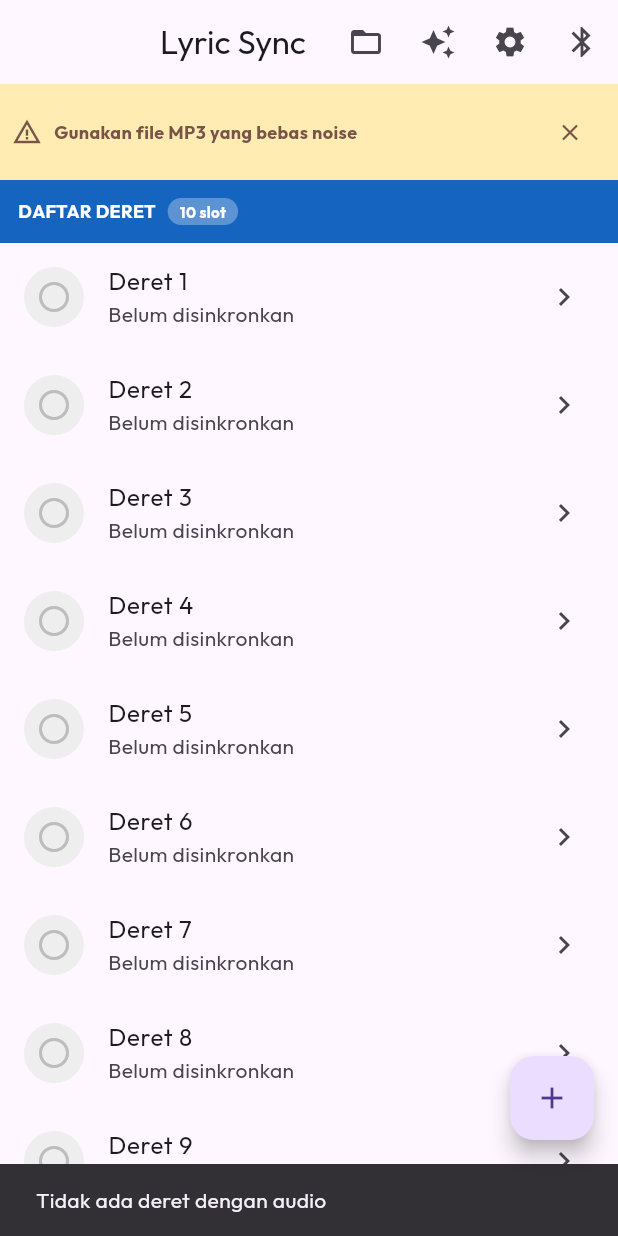
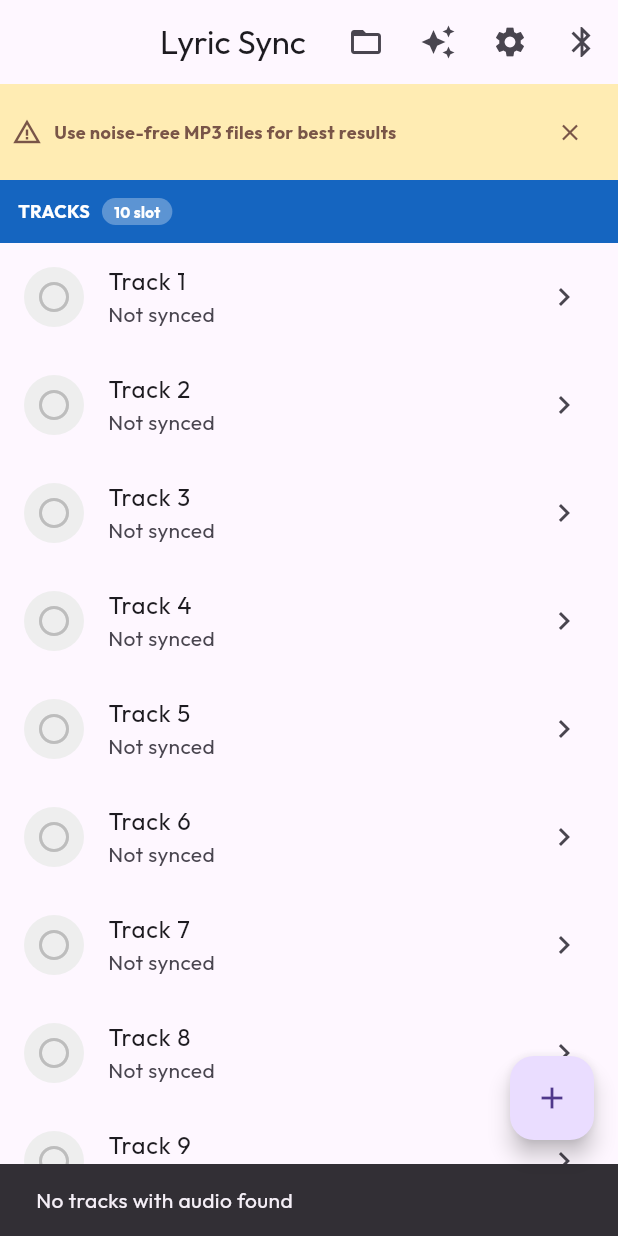
Before and after one commit to rivaldisinkoprima/ESP32S3lirik2, a Flutter app: the screen it shows after launch, after a tap on the "auto awesome" icon, on a phone screen of 412 x 824 dp. Run offline on Flutter 3.47's test engine with Material 3 defaults, Android fonts, the light colour scheme and no system bars; our stand-ins replace file_picker, flutter_blue_plus, google_fonts, loading_animation_widget, shared_preferences; missing offline and left inert: audio_waveforms.

Commit message:
english consitency

```diff
--- a/flutter/lib/main.dart
+++ b/flutter/lib/main.dart
@@ -1,16 +1,9 @@
 // Main Entry Point
 //
 // App: Lirik Sync V2
-// Function: Aplikasi Android untuk sinkronisasi data lirik ke ESP32-S3
-// Features:
-// - Workspace: Kelola 10 slot deret
-// - Audio Spike Detection: Deteksi timing dari waveform
-// - BLE Sync: Kirim data ke ESP32 via Bluetooth
-// - Settings: Offset delay kompensasi DFPlayer
-// - Permission check on startup
 //
 // Routes:
-// - '/': HomeScreen (Workspace)
+// - '/': HomeScreen
 // - '/settings': SettingsScreen
 // - '/sync': BleSyncScreen
 
@@ -45,7 +38,7 @@ class LirikSyncApp extends StatefulWidget {
 
 class _LirikSyncAppState extends State<LirikSyncApp> {
   bool _initialized = false;
-  String _initStatus = 'Memeriksa Bluetooth...';
+  String _initStatus = 'Checking Bluetooth...';
   List<String> _permissionStatus = [];
 
   @override
@@ -56,7 +49,7 @@ class _LirikSyncAppState extends State<LirikSyncApp> {
 
   Future<void> _initialize() async {
     try {
-      setState(() => _initStatus = 'Memeriksa Bluetooth...');
+      setState(() => _initStatus = 'Checking Bluetooth...');
       final btAdapterState = await FlutterBluePlus.adapterState.first;
       final btOn = btAdapterState == BluetoothAdapterState.on;
       _permissionStatus.add('Bluetooth: ${btOn ? "ON" : "OFF"}');
@@ -90,11 +83,11 @@ class _LirikSyncAppState extends State<LirikSyncApp> {
           children: [
             Icon(Icons.bluetooth_disabled, color: Colors.red),
             SizedBox(width: 8),
-            Expanded(child: Text('Bluetooth Mati')),
+            Expanded(child: Text('Bluetooth Off')),
           ],
         ),
         content: const Text(
-          'Bluetooth perlu dinyalakan untuk menggunakan fitur sync ke perangkat ESP32.',
+          'Bluetooth needs to be turned on to sync with ESP32 device.',
         ),
         actions: [
           TextButton(
@@ -104,11 +97,11 @@ class _LirikSyncAppState extends State<LirikSyncApp> {
               } catch (e) {}
               Navigator.of(ctx).pop();
             },
-            child: const Text('Nyalakan'),
+            child: const Text('Turn On'),
           ),
           TextButton(
             onPressed: () => Navigator.of(ctx).pop(),
-            child: const Text('Nanti saja'),
+            child: const Text('Later'),
           ),
         ],
       ),
--- a/flutter/lib/screens/ble_sync_screen.dart
+++ b/flutter/lib/screens/ble_sync_screen.dart
@@ -1,11 +1,4 @@
 // BLE Sync Screen
-//
-// Fungsi:
-// - Scan device BLE "Lirik S3"
-// - Connect dengan PIN (123456)
-// - Sync All: Kirim semua data deret ke ESP32 via BLE
-// - Factory Reset: Reset ESP32 ke default
-// - Disconnect: Putus koneksi BLE
 //
 // Routes: '/sync'
 
@@ -58,12 +51,12 @@ class _BleSyncScreenState extends State<BleSyncScreen> {
             ),
             const SizedBox(height: 16),
             Text(
-              'Tidak ada perangkat ditemukan',
+              'No devices found',
               style: TextStyle(fontSize: 16, color: Colors.grey.shade600),
             ),
             const SizedBox(height: 8),
             Text(
-              'Tap tombol scan untuk mencari',
+              'Tap scan button to search',
               style: TextStyle(fontSize: 14, color: Colors.grey.shade500),
             ),
           ],
@@ -78,7 +71,7 @@ class _BleSyncScreenState extends State<BleSyncScreen> {
           children: [
             CircularProgressIndicator(),
             SizedBox(height: 16),
-            Text('Mencari perangkat BLE...'),
+            Text('Searching for BLE devices...'),
           ],
         ),
       );
@@ -238,7 +231,7 @@ class _BleSyncScreenState extends State<BleSyncScreen> {
                 borderRadius: BorderRadius.circular(8),
               ),
               child: Text(
-                '$syncedDerets deret siap, $totalWords kata',
+                '$syncedDerets tracks ready, $totalWords words',
                 style: TextStyle(fontSize: 13, color: Colors.blue.shade800),
               ),
             ),
@@ -297,10 +290,10 @@ class _BleSyncScreenState extends State<BleSyncScreen> {
         children: [
           _buildStatusHeader(ble),
           if (!ble.isConnected) ...[
-            _buildSectionHeader('PILIH PERANGKAT'),
+            _buildSectionHeader('SELECT DEVICE'),
             Expanded(child: _buildDeviceList(ble)),
           ] else ...[
-            _buildSectionHeader('TERHUBUNG'),
+            _buildSectionHeader('CONNECTED'),
             Expanded(child: _buildConnectedContent(ble, workspace)),
           ],
         ],
@@ -381,7 +374,7 @@ class _BleSyncScreenState extends State<BleSyncScreen> {
                 TextButton(
                   onPressed: () async {
                     if (pin.length != 6 || !RegExp(r'^\d{6}$').hasMatch(pin)) {
-                      pinError = 'PIN harus 6 digit angka';
+                      pinError = 'PIN must be 6 digits';
                       setDialogState(() {});
                       return;
                     }
@@ -433,7 +426,7 @@ class _BleSyncScreenState extends State<BleSyncScreen> {
               .take(i + 1)
               .fold<int>(0, (sum, d) => sum + d.words.length);
           _syncProgress = (i + 1) / syncedDerets.length * 0.8;
-          _syncStatus = 'Syncing Deret ${syncedDerets[i].slotNumber}...';
+          _syncStatus = 'Syncing Track ${syncedDerets[i].slotNumber}...';
         });
         await Future.delayed(const Duration(milliseconds: 100));
       }
@@ -447,7 +440,7 @@ class _BleSyncScreenState extends State<BleSyncScreen> {
 
       setState(() {
         _syncProgress = 1.0;
-        _syncStatus = 'Selesai!';
+        _syncStatus = 'Done!';
       });
 
       await Future.delayed(const Duration(milliseconds: 500));
@@ -455,7 +448,7 @@ class _BleSyncScreenState extends State<BleSyncScreen> {
       scaffoldMessenger.showSnackBar(
         SnackBar(
           content: Text(
-            'Sync berhasil! $_syncedDerets deret, $_syncedWords kata terkirim.',
+            'Sync successful! $_syncedDerets tracks, $_syncedWords words sent.',
           ),
           backgroundColor: Colors.green,
         ),
--- a/flutter/lib/screens/deret_editor_screen.dart
+++ b/flutter/lib/screens/deret_editor_screen.dart
@@ -1,14 +1,6 @@
-// Deret Editor Screen
+// Track Editor Screen
 //
-// Fungsi:
-// - Pilih file MP3 audio
-// - Auto-Detect Spikes: Deteksi timing kata dari waveform
-// - Edit kata (maks 8 karakter) dan timestamp
-// - Preview: Play audio dari timestamp tertentu
-// - Visual: Progress bar dengan marker kata dan auto-scroll
-// - Simpan ke workspace
-//
-// Routes: Via Navigator.push dari HomeScreen
+// Routes: Via Navigator.push from HomeScreen
 
 import 'dart:async';
 import 'dart:convert';
@@ -301,7 +293,7 @@ class _DeretEditorScreenState extends State<DeretEditorScreen> {
                   const SizedBox(height: 16),
                   TextButton(
                     onPressed: () => Navigator.of(dialogContext).pop(),
-                    child: const Text('Batal'),
+                    child: const Text('Cancel'),
                   ),
                 ],
               ),
@@ -312,7 +304,7 @@ class _DeretEditorScreenState extends State<DeretEditorScreen> {
     );
 
     try {
-      loadingMessage = 'Memproses...';
+      loadingMessage = 'Processing...';
       if (mounted) setState(() {});
       debugPrint('[AUTO_DETECT] Step 3: Getting duration...');
 
@@ -697,7 +689,7 @@ class _DeretEditorScreenState extends State<DeretEditorScreen> {
 
     ScaffoldMessenger.of(context).showSnackBar(
       SnackBar(
-        content: Text('Deret ${widget.slotNumber} berhasil disimpan'),
+        content: Text('Track ${widget.slotNumber} saved successfully'),
         duration: const Duration(seconds: 1),
       ),
     );
@@ -749,8 +741,8 @@ class _DeretEditorScreenState extends State<DeretEditorScreen> {
         ScaffoldMessenger.of(context).showSnackBar(
           SnackBar(
             content: Text(
-              'File tidak mengandung data untuk "$deretKey". '
-              'Pastikan format: {"deret_${widget.slotNumber}": ["KATA1", "KATA2", ...]}',
+              'File does not contain data for "$deretKey". '
+              'Ensure format: {"track_${widget.slotNumber}": ["WORD1", "WORD2", ...]}',
             ),
           ),
         );
@@ -784,7 +776,7 @@ class _DeretEditorScreenState extends State<DeretEditorScreen> {
         ScaffoldMessenger.of(context).showSnackBar(
           SnackBar(
             content: Text(
-              '${words.length} kata berhasil diimpor ke Deret ${widget.slotNumber}',
+              '${words.length} words imported to Track ${widget.slotNumber}',
             ),
           ),
         );
@@ -793,7 +785,7 @@ class _DeretEditorScreenState extends State<DeretEditorScreen> {
       if (mounted) {
         ScaffoldMessenger.of(context).showSnackBar(
           SnackBar(
-            content: Text('Gagal membaca file JSON: $e'),
+            content: Text('Failed to read JSON file: $e'),
             backgroundColor: Colors.red,
           ),
         );
@@ -821,12 +813,12 @@ class _DeretEditorScreenState extends State<DeretEditorScreen> {
       onTap: () => FocusScope.of(context).unfocus(),
       child: Scaffold(
         appBar: AppBar(
-          title: Text('Edit Deret ${widget.slotNumber}'),
+          title: Text('Edit Track ${widget.slotNumber}'),
           actions: [
             IconButton(
               icon: const Icon(Icons.check),
               onPressed: _save,
-              tooltip: 'Simpan',
+              tooltip: 'Save',
             ),
           ],
         ),
@@ -837,7 +829,7 @@ class _DeretEditorScreenState extends State<DeretEditorScreen> {
               color: Colors.blue.shade800,
               padding: const EdgeInsets.all(12),
               child: const Text(
-                'PILIH AUDIO',
+                'SELECT AUDIO',
                 style: TextStyle(
                   color: Colors.white,
                   fontWeight: FontWeight.bold,
@@ -870,7 +862,7 @@ class _DeretEditorScreenState extends State<DeretEditorScreen> {
                     children: [
                       Expanded(
                         child: Text(
-                          'Import kata dari file JSON untuk Deret ${widget.slotNumber}',
+                          'Track ${widget.slotNumber}: Import lyrics from JSON file',
                           style: TextStyle(
                             fontSize: 12,
                             color: Colors.grey.shade600,
@@ -932,7 +924,7 @@ class _DeretEditorScreenState extends State<DeretEditorScreen> {
                                   ),
                                 )
                               : const Icon(Icons.auto_awesome),
-                          label: const Text('Auto-Detect Spikes'),
+                          label: const Text('Detect Words'),
                         ),
                       ],
                     ),
@@ -973,7 +965,7 @@ class _DeretEditorScreenState extends State<DeretEditorScreen> {
                           ElevatedButton.icon(
                             onPressed: _addMissingWords,
                             icon: const Icon(Icons.add, size: 16),
-                            label: const Text('Tambah kata'),
+                            label: const Text('Add Word'),
                             style: ElevatedButton.styleFrom(
                               padding: const EdgeInsets.symmetric(
                                 horizontal: 12,
@@ -1006,7 +998,7 @@ class _DeretEditorScreenState extends State<DeretEditorScreen> {
               color: Colors.blue.shade800,
               padding: const EdgeInsets.all(12),
               child: const Text(
-                'DAFTAR KATA',
+                'WORDS',
                 style: TextStyle(
                   color: Colors.white,
                   fontWeight: FontWeight.bold,
--- a/flutter/lib/screens/home_screen.dart
+++ b/flutter/lib/screens/home_screen.dart
@@ -1,12 +1,4 @@
-// Home Screen / Workspace Screen
-//
-// Fungsi:
-// - Menampilkan daftar deret (workspace)
-// - Warning banner dismissible
-// - Bulk import: pilih file audio + JSON dengan multi-select picker
-// - Auto-detect all: jalankan auto spike detection untuk semua deret
-// - Navigasi ke DeretEditorScreen untuk edit kata
-// - Tombol ke Settings dan BLE Sync
+// Home Screen
 //
 // Routes: '/'
 
@@ -194,14 +186,14 @@ class _HomeScreenState extends State<HomeScreen> {
         showDialog(
           context: context,
           builder: (ctx) => AlertDialog(
-            title: const Text('Import Berhasil'),
+            title: const Text('Import Success'),
             content: Column(
               mainAxisSize: MainAxisSize.min,
               crossAxisAlignment: CrossAxisAlignment.start,
               children: [
                 Text('Audio: $audioImported file'),
-                Text('Kata: $wordsImported kata'),
-                Text('Deret: ${importedDerets.length} slot'),
+                Text('Lyrics: $wordsImported words'),
+                Text('Tracks: ${importedDerets.length} slot'),
               ],
             ),
             actions: [
@@ -218,7 +210,7 @@ class _HomeScreenState extends State<HomeScreen> {
         Navigator.of(context).pop();
         ScaffoldMessenger.of(context).showSnackBar(
           SnackBar(
-            content: Text('Import gagal: $e'),
+            content: Text('Import failed: $e'),
             backgroundColor: Colors.red,
           ),
         );
@@ -234,7 +226,7 @@ class _HomeScreenState extends State<HomeScreen> {
 
     if (deretsWithAudio.isEmpty) {
       ScaffoldMessenger.of(context).showSnackBar(
-        const SnackBar(content: Text('Tidak ada deret dengan audio')),
+        const SnackBar(content: Text('No tracks with audio found')),
       );
       return;
     }
@@ -254,7 +246,7 @@ class _HomeScreenState extends State<HomeScreen> {
         builder: (ctx, setDialogState) {
           updateDialog = setDialogState;
           return AlertDialog(
-            title: const Text('Auto-Detect All'),
+            title: const Text('Scan All'),
             content: Column(
               mainAxisSize: MainAxisSize.min,
               children: [
@@ -263,10 +255,10 @@ class _HomeScreenState extends State<HomeScreen> {
                   size: 50,
                 ),
                 const SizedBox(height: 16),
-                Text('Memproses deret ke $currentIndex/$totalDerets'),
+                Text('Processing track $currentIndex/$totalDerets'),
                 const SizedBox(height: 8),
                 Text(
-                  '$totalDetected spike terdeteksi',
+                  '$totalDetected words detected',
                   style: const TextStyle(fontSize: 12, color: Colors.grey),
                 ),
               ],
@@ -274,7 +266,7 @@ class _HomeScreenState extends State<HomeScreen> {
             actions: [
               TextButton(
                 onPressed: () => Navigator.pop(dialogContext),
-                child: const Text('Batal'),
+                child: const Text('Cancel'),
               ),
             ],
           );
@@ -339,9 +331,9 @@ class _HomeScreenState extends State<HomeScreen> {
         showDialog(
           context: context,
           builder: (ctx) => AlertDialog(
-            title: const Text('Selesai'),
+            title: const Text('Done'),
             content: Text(
-              '$totalDetected spike terdeteksi di ${completedSlots.length} deret',
+              '$totalDetected words detected in ${completedSlots.length} tracks',
             ),
             actions: [
               TextButton(
@@ -383,12 +375,12 @@ class _HomeScreenState extends State<HomeScreen> {
           IconButton(
             icon: const Icon(Icons.folder_open),
             onPressed: _bulkImport,
-            tooltip: 'Import file',
+            tooltip: 'Import files',
           ),
           IconButton(
             icon: const Icon(Icons.auto_awesome),
             onPressed: workspace.derets.isEmpty ? null : _autoDetectAll,
-            tooltip: 'Auto-detect all',
+            tooltip: 'Scan all',
           ),
           IconButton(
             icon: const Icon(Icons.settings),
@@ -417,7 +409,7 @@ class _HomeScreenState extends State<HomeScreen> {
                   const SizedBox(width: 8),
                   Expanded(
                     child: Text(
-                      'Gunakan file MP3 yang bebas noise',
+                      'Use noise-free MP3 files for best results',
                       style: const TextStyle(
                         color: Colors.brown,
                         fontWeight: FontWeight.bold,
@@ -445,7 +437,7 @@ class _HomeScreenState extends State<HomeScreen> {
             child: Row(
               children: [
                 const Text(
-                  'DAFTAR DERET',
+                  'TRACKS',
                   style: TextStyle(
                     color: Colors.white,
                     fontWeight: FontWeight.bold,
@@ -517,12 +509,12 @@ class _HomeScreenState extends State<HomeScreen> {
                           ),
                         ),
                         title: Text(
-                          deret.displayTitle ?? 'Deret ${deret.slotNumber}',
+                          deret.displayTitle ?? 'Track ${deret.slotNumber}',
                         ),
                         subtitle: Text(
                           deret.isSynced
-                              ? '${deret.words.length} kata'
-                              : 'Belum disinkronkan',
+                              ? '${deret.words.length} words'
+                              : 'Not synced',
                         ),
                         trailing: const Icon(Icons.chevron_right),
                         onTap: () => Navigator.push(
@@ -566,7 +558,7 @@ class _HomeScreenState extends State<HomeScreen> {
           ),
           const SizedBox(height: 16),
           Text(
-            'Belum ada Deret',
+            'No Tracks Yet',
             style: TextStyle(
               fontSize: 18,
               fontWeight: FontWeight.bold,
@@ -575,7 +567,7 @@ class _HomeScreenState extends State<HomeScreen> {
           ),
           const SizedBox(height: 8),
           Text(
-            'Tap tombol + untuk membuat',
+            'Tap + to create a new track',
             style: TextStyle(fontSize: 14, color: Colors.grey.shade500),
           ),
         ],
```
Also changed, not shown: flutter/lib/screens/settings_screen.dart (+2 -8 lines).
